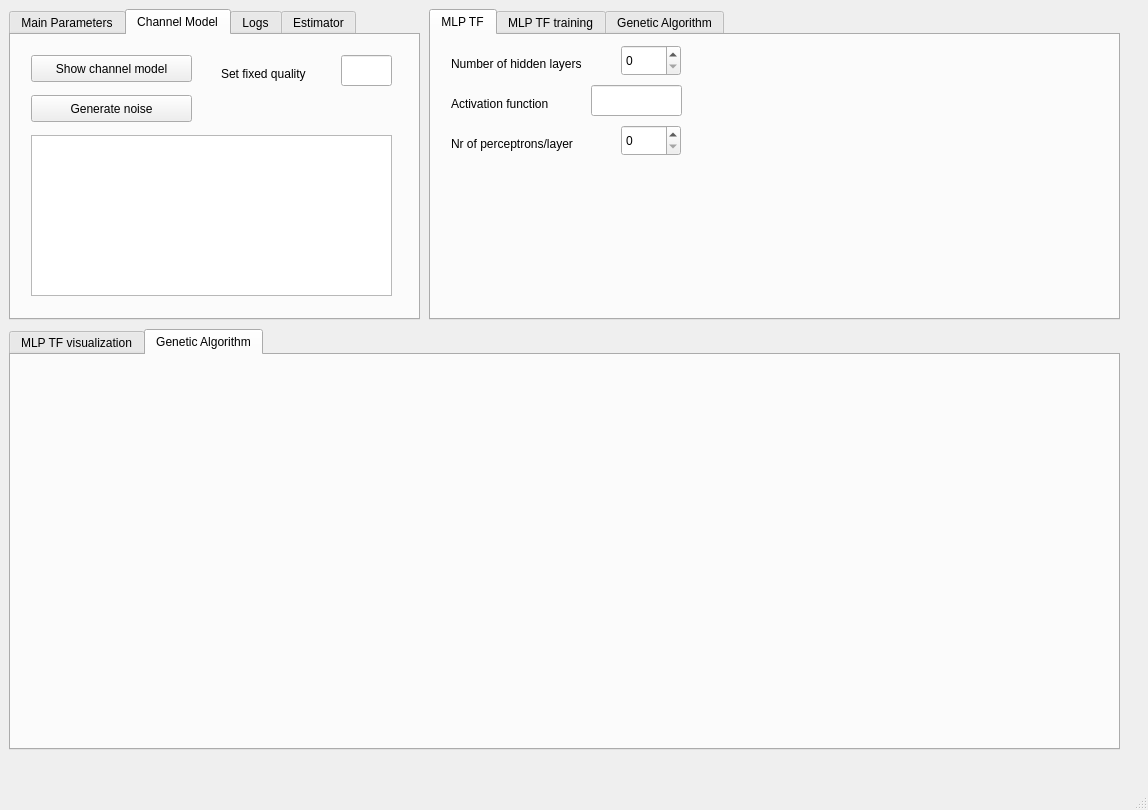
Before: the Qt Designer form GuiDevelopment/GuiProject.ui in alexandredacunha/TransmissionAdaptation, drawn with Qt 5.
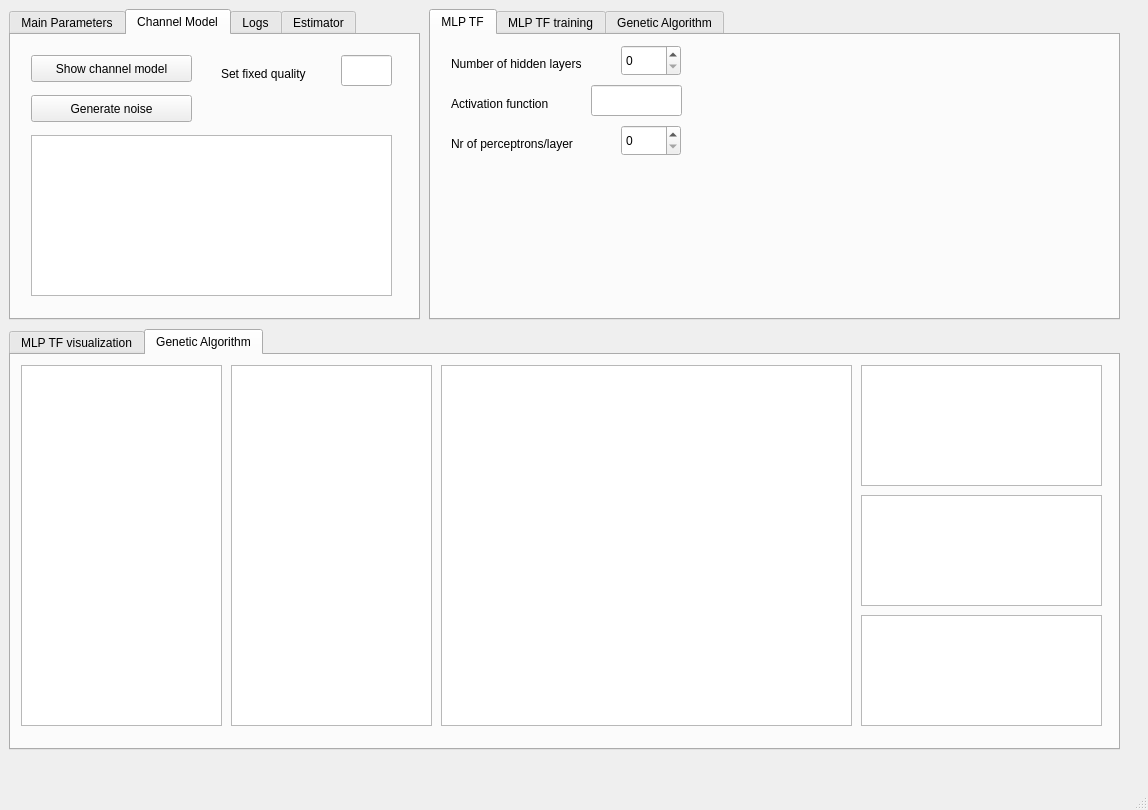
After: the same form once the commit is applied. The open tabs and pages were chosen to show the change.

Commit message: adding GUI base structure

What changed in the file:
```diff
--- a/GuiDevelopment/GuiProject.ui
+++ b/GuiDevelopment/GuiProject.ui
@@ -38,6 +38,66 @@
         <attribute name="title">
          <string>Genetic Algorithm</string>
         </attribute>
+        <widget class="QGraphicsView" name="graphicsView_ga1">
+         <property name="geometry">
+          <rect>
+           <x>10</x>
+           <y>10</y>
+           <width>201</width>
+           <height>361</height>
+          </rect>
+         </property>
+        </widget>
+        <widget class="QGraphicsView" name="graphicsView_ga3">
+         <property name="geometry">
+          <rect>
+           <x>430</x>
+           <y>10</y>
+           <width>411</width>
+           <height>361</height>
+          </rect>
+         </property>
+        </widget>
+        <widget class="QGraphicsView" name="graphicsView_ga4">
+         <property name="geometry">
+          <rect>
+           <x>850</x>
+           <y>10</y>
+           <width>241</width>
+           <height>121</height>
+          </rect>
+         </property>
+        </widget>
+        <widget class="QGraphicsView" name="graphicsView_ga5">
+         <property name="geometry">
+          <rect>
+           <x>850</x>
+           <y>140</y>
+           <width>241</width>
+           <height>111</height>
+          </rect>
+         </property>
+        </widget>
+        <widget class="QGraphicsView" name="graphicsView_ga6">
+         <property name="geometry">
+          <rect>
+           <x>850</x>
+           <y>260</y>
+           <width>241</width>
+           <height>111</height>
+          </rect>
+         </property>
+        </widget>
+        <widget class="QGraphicsView" name="graphicsView_ga2">
+         <property name="geometry">
+          <rect>
+           <x>220</x>
+           <y>10</y>
+           <width>201</width>
+           <height>361</height>
+          </rect>
+         </property>
+        </widget>
        </widget>
       </widget>
      </item>
```
Left out of the diff: 4 changed lines with no effect on the pictures. The commit also changes 2 other files.
